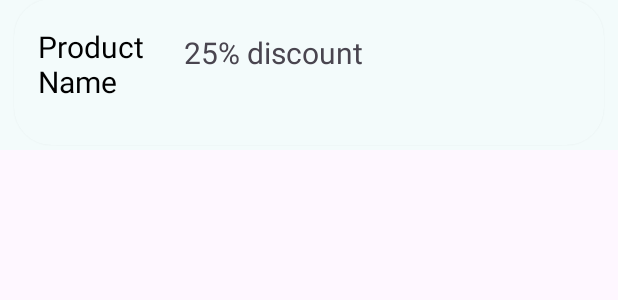
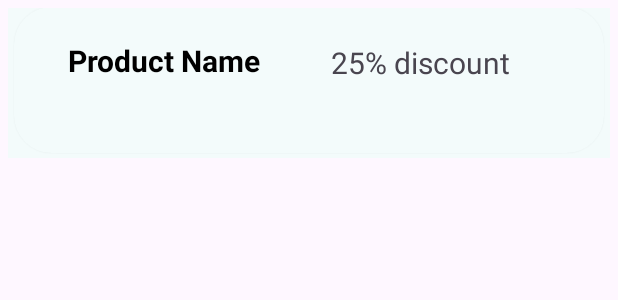
Before and after one commit to malindu-MD/VisionCart, an Android app: the layout offercard.xml on its own in the app's theme, with its tools: preview values and no code run, on a phone screen of 412 x 824 dp. Shown: the top 300 px of the screen. Run offline under Robolectric (Android 15) with nearby library versions, the phone set to English and light mode, and no system bars.

Commit message:
commit with bavantha part setintetn

```diff
--- a/app/src/main/res/layout/activity_offers.xml
+++ b/app/src/main/res/layout/activity_offers.xml
@@ -30,6 +30,7 @@
             android:layout_weight="1">
 
             <androidx.cardview.widget.CardView
+                android:id="@+id/homeCArdOffer"
                 android:layout_width="match_parent"
                 android:layout_height="match_parent"
                 android:backgroundTint="#0C2752"
--- a/app/src/main/res/layout/offercard.xml
+++ b/app/src/main/res/layout/offercard.xml
@@ -4,6 +4,7 @@
     xmlns:tools="http://schemas.android.com/tools"
     android:layout_width="match_parent"
     android:layout_height="100dp"
+    android:layout_margin="5dp"
     android:background="#f3fbfb"
     android:backgroundTint="#f3fbfb"
     android:orientation="horizontal">
@@ -25,21 +26,23 @@
 
             <TextView
                 android:id="@+id/prName"
-                android:layout_width="107dp"
-                android:layout_height="62dp"
-                android:layout_marginStart="16dp"
+                android:layout_width="152dp"
+                android:layout_height="51dp"
+                android:layout_marginStart="36dp"
                 android:layout_marginTop="19dp"
                 android:layout_marginBottom="19dp"
                 android:text="Product Name"
                 android:textColor="#000000"
                 android:textSize="20sp"
+                android:textStyle="bold"
                 app:layout_constraintBottom_toBottomOf="parent"
                 app:layout_constraintStart_toStartOf="parent"
-                app:layout_constraintTop_toTopOf="parent" />
+                app:layout_constraintTop_toTopOf="parent"
+                app:layout_constraintVertical_bias="0.375" />
 
             <TextView
                 android:id="@+id/offerDet"
-                android:layout_width="264dp"
+                android:layout_width="166dp"
                 android:layout_height="55dp"
                 android:layout_marginTop="23dp"
                 android:layout_marginEnd="16dp"
@@ -48,7 +51,8 @@
                 android:textSize="20sp"
                 app:layout_constraintBottom_toBottomOf="parent"
                 app:layout_constraintEnd_toEndOf="parent"
-                app:layout_constraintTop_toTopOf="parent" />
+                app:layout_constraintTop_toTopOf="parent"
+                app:layout_constraintVertical_bias="0.0" />
         </androidx.constraintlayout.widget.ConstraintLayout>
     </androidx.cardview.widget.CardView>
 
```
Also changed, not shown: app/src/main/java/com/example/visioncart/offersPage.java (+35 -2 lines).
